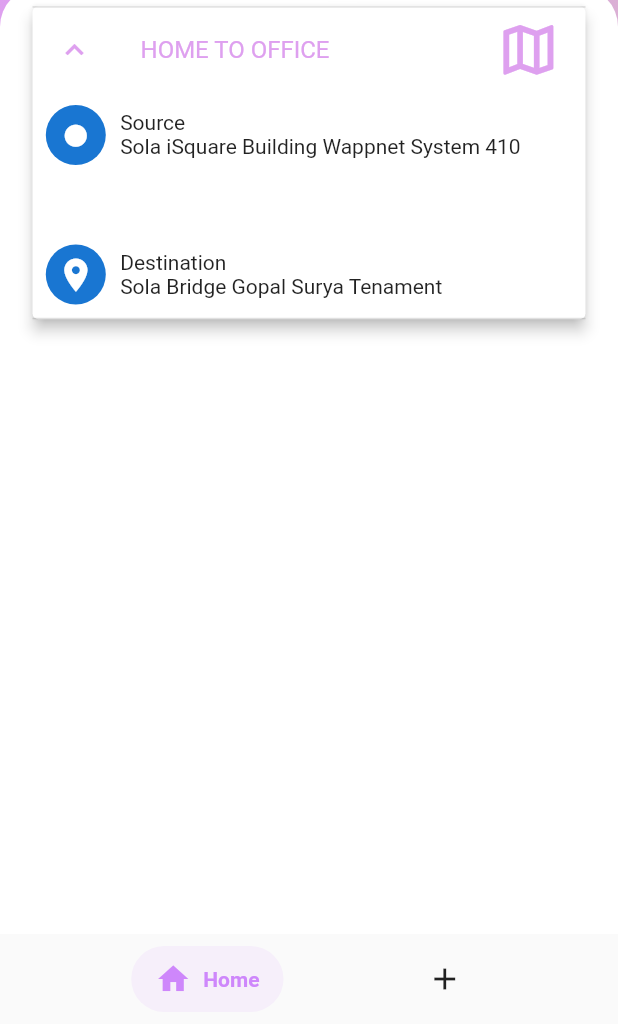
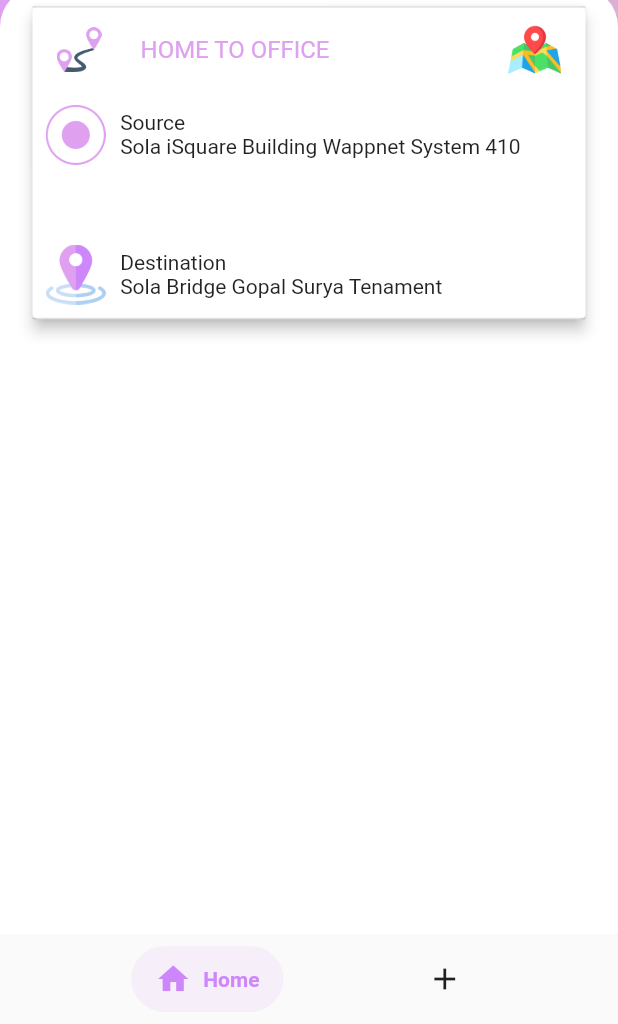
Before and after one commit to akwappnet/location_buddy, a Flutter app: the screen it shows after launch, after a tap on "HOME TO OFFICE", on a phone screen of 412 x 824 dp, the part 212-1236 px from its top. Run offline on Flutter 3.47's test engine with Material 2 defaults, Android fonts, the phone set to English and light mode, and no system bars; drawn by our look-alikes of avatar_glow, salomon_bottom_bar; our stand-ins replace firebase_core, firebase_remote_config, flutter_screenutil, font_awesome_flutter, lottie; missing offline and left inert: r_dotted_line_border; accounts and stored records are empty; network calls fail.

Commit message:
complete design commit

```diff
--- a/lib/main.dart
+++ b/lib/main.dart
@@ -39,7 +39,7 @@ class MyApp extends StatelessWidget {
               theme: ThemeData(
                 primarySwatch: Colors.blue,
               ),
-              initialRoute: RoutesName.splashView,
+              initialRoute: RoutesName.bottomBar,
               onGenerateRoute: Routes.generateRoute,
             );
           }),
--- a/lib/utils/assets/assets_utils.dart
+++ b/lib/utils/assets/assets_utils.dart
@@ -2,4 +2,10 @@ class AssetsUtils {
   static String noRoute = "assets/lottie/route_finder.json";
   static String mapRoute = "assets/lottie/map_route.json";
   static String saveLocation = "assets/lottie/save_location.json";
+  static String map = "assets/images/ic_map.png";
+  static String route = "assets/images/ic_route.png";
+  static String source = "assets/images/ic_source.png";
+  static String sourceRed = "assets/images/ic_source_red.png";
+  static String destination = "assets/images/ic_destination.png";
+  static String destinationRed = "assets/images/ic_destination_red.png";
 }
--- a/lib/view/home_view.dart
+++ b/lib/view/home_view.dart
@@ -43,7 +43,7 @@ class HomeView extends StatelessWidget {
                   children: [
                     AvatarGlow(
                       endRadius: 30,
-                      glowColor: Colors.black,
+                      glowColor: Colors.red,
                       duration: const Duration(seconds: 5),
                       child: Icon(
                         Icons.location_on_outlined,
@@ -92,15 +92,20 @@ class HomeView extends StatelessWidget {
                           : Card(
                               elevation: 4,
                               child: ExpansionTile(
+                                  leading: Image.asset(
+                                    AssetsUtils.route,
+                                    height: 30,
+                                  ),
                                   trailing: GestureDetector(
-                                      onTap: () {
-                                        Navigator.pushNamed(
-                                            context, RoutesName.routeView);
-                                      },
-                                      child: Icon(
-                                        Icons.map_outlined,
-                                        size: 50.h,
-                                      )),
+                                    onTap: () {
+                                      Navigator.pushNamed(
+                                          context, RoutesName.routeView);
+                                    },
+                                    child: Image.asset(
+                                      AssetsUtils.map,
+                                      height: 40.h,
+                                    ),
+                                  ),
                                   textColor: CustomColor.lightViolet,
                                   iconColor: CustomColor.lightViolet,
                                   initiallyExpanded: false,
@@ -118,11 +123,10 @@ class HomeView extends StatelessWidget {
                                             Row(
                                               children: [
                                                 CircleAvatar(
-                                                  child: Icon(
-                                                    Icons.circle,
-                                                    size: 20.h,
-                                                  ),
-                                                ),
+                                                    backgroundColor:
+                                                        CustomColor.white,
+                                                    child: Image.asset(
+                                                        AssetsUtils.source)),
                                                 SizedBox(
                                                   width: 10.w,
                                                 ),
@@ -153,11 +157,11 @@ class HomeView extends StatelessWidget {
                                             Row(
                                               children: [
                                                 CircleAvatar(
-                                                  child: Icon(
-                                                    Icons.location_on,
-                                                    size: 30.h,
-                                                  ),
-                                                ),
+                                                    backgroundColor:
+                                                        CustomColor.white,
+                                                    child: Image.asset(
+                                                        AssetsUtils
+                                                            .destination)),
                                                 SizedBox(
                                                   width: 10.w,
                                                 ),
--- a/lib/widgets/bottom_navigation_bar.dart
+++ b/lib/widgets/bottom_navigation_bar.dart
@@ -33,7 +33,7 @@ class BottomNavBar extends StatelessWidget {
                   SalomonBottomBarItem(
                     icon: const Icon(Icons.add),
                     title: const Text("Save Route"),
-                    selectedColor: Colors.pink,
+                    selectedColor: Colors.red,
                   ),
                 ],
               );
--- a/pubspec.yaml
+++ b/pubspec.yaml
@@ -71,7 +71,9 @@ flutter:
 
   # To add assets to your application, add an assets section, like this:
   assets:
-    - assets/
+    - assets/images/
+    - assets/lottie/
+    - assets/fonts/
 
 
 
```
Also changed, not shown: lib/view/save_location_view.dart (+106 -6 lines), lib/widgets/custom_button_widget.dart (added, +68 -0 lines), lib/widgets/custom_text_field.dart (+4 -3 lines), assets/images/ic_destination.png (added), assets/images/ic_destination_red.png (added), assets/images/ic_map.png (added), assets/images/ic_route.png (added), assets/images/ic_source.png (added), assets/images/ic_source_red.png (added).
